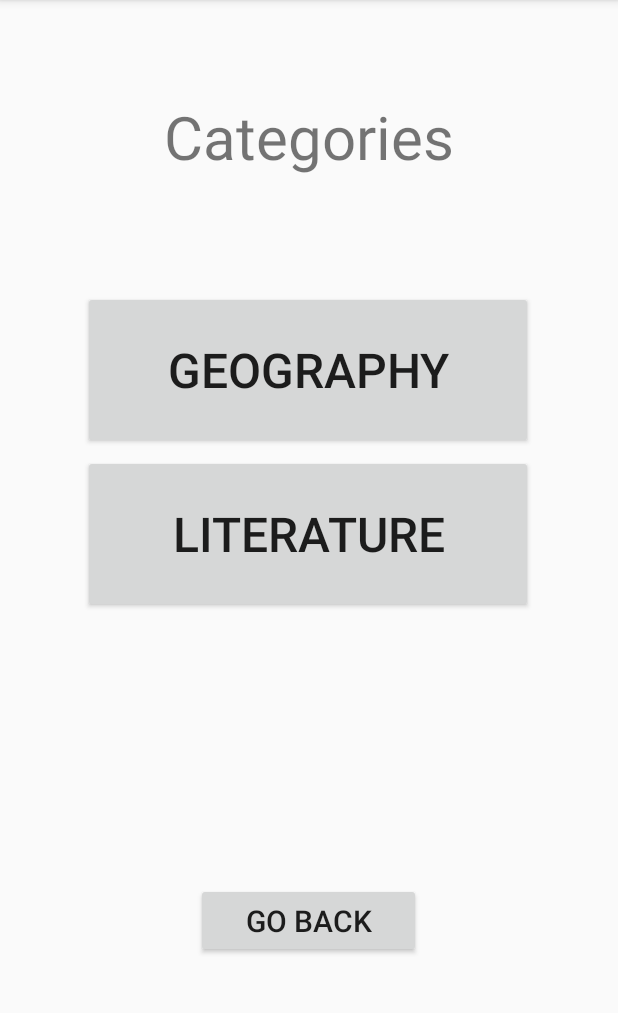
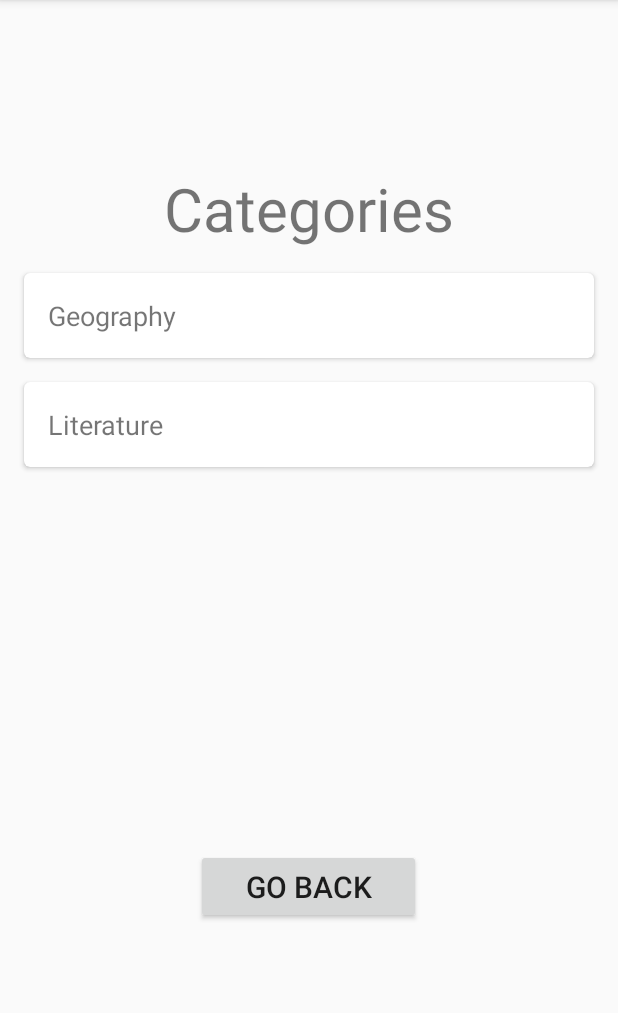
Before and after one commit to Dinomyt/TriviaQuest, an Android app: the CategoryActivity screen opened directly, with no data from a screen before it, on a phone screen of 412 x 824 dp, the part 84-1097 px from its top. Run offline under Robolectric (Android 15) with nearby library versions, the phone set to English and light mode, and no system bars; our stand-ins replace Room's generated code.

Commit message:
created CategoryAdapter and updated xml and activity files to display categories in-app

```diff
--- a/app/src/main/java/com/example/triviaquest/CategoryActivity.java
+++ b/app/src/main/java/com/example/triviaquest/CategoryActivity.java
@@ -13,16 +13,25 @@ import androidx.appcompat.app.AppCompatActivity;
 import androidx.recyclerview.widget.LinearLayoutManager;
 
 import com.example.triviaquest.database.TriviaQuestDatabase;
+import com.example.triviaquest.database.TriviaQuestionsRepository;
+import com.example.triviaquest.database.entities.Category;
+import com.example.triviaquest.databinding.CategoryActivityBinding;
+import com.example.triviaquest.viewHolders.CategoryAdapter;
+
+import java.util.ArrayList;
 
 public class CategoryActivity extends AppCompatActivity {
+    private CategoryAdapter adapter;
+    private CategoryActivityBinding binding;
 
     @Override
-    protected void onCreate(Bundle savedInstanceState){
+    protected void onCreate(Bundle savedInstanceState) {
         super.onCreate(savedInstanceState);
-        setContentView(R.layout.category_activity);
+        binding = CategoryActivityBinding.inflate(getLayoutInflater());
+        setContentView(binding.getRoot());
 
-        Button goBackButton = findViewById(R.id.backButtonTextView);
-        goBackButton.setOnClickListener(new View.OnClickListener() {
+
+        binding.backButtonTextView.setOnClickListener(new View.OnClickListener() {
             @Override
             public void onClick(View v) {
                 Intent intent = new Intent(CategoryActivity.this, DashboardActivity.class);
@@ -30,11 +39,25 @@ public class CategoryActivity extends AppCompatActivity {
                 startActivity(intent);
             }
         });
-
-        adapter = new CategoryAdapter(new ArrayList<>());
+        adapter = new CategoryAdapter(new ArrayList<>(), new CategoryAdapter.onCategoryClickListener() {
+            @Override
+            public void onCategoryClick(Category categories) {
+                Intent intent = new Intent(CategoryActivity.this, MainActivity.class);
+                intent.putExtra("categoryId", categories.getCategoryId());
+                startActivity(intent);
+            }
+        });
         binding.categoryRecyclerView.setAdapter(adapter);
         binding.categoryRecyclerView.setLayoutManager(new LinearLayoutManager(this));
-    }
+
+        TriviaQuestionsRepository repository =
+                TriviaQuestionsRepository.getRepository(getApplication());
+        assert repository != null;
+        repository.getAllCategories().observe(this, categories ->
+                adapter.updateList(categories));
+        };
+
+
 
     @Override
     public boolean onCreateOptionsMenu(Menu menu) {
--- /dev/null
+++ b/app/src/main/java/com/example/triviaquest/viewHolders/CategoryAdapter.java
@@ -0,0 +1,71 @@
+package com.example.triviaquest.viewHolders;
+
+import android.annotation.SuppressLint;
+import android.view.LayoutInflater;
+import android.view.View;
+import android.view.ViewGroup;
+import android.widget.ImageView;
+import android.widget.TextView;
+
+import androidx.annotation.NonNull;
+import androidx.recyclerview.widget.RecyclerView;
+
+import com.example.triviaquest.R;
+import com.example.triviaquest.database.entities.Category;
+
+import java.util.List;
+
+public class CategoryAdapter extends RecyclerView.Adapter<CategoryAdapter.CategoryViewHolder> {
+
+    private List<Category> categoryList;
+
+    public CategoryAdapter(List<Category> categoryList, onCategoryClickListener listener) {
+        this.categoryList = categoryList;
+    }
+
+
+    @NonNull
+    @Override
+    public CategoryViewHolder onCreateViewHolder(@NonNull ViewGroup parent, int viewType) {
+        View row = LayoutInflater.from(parent.getContext()).inflate(R.layout.category_item, parent, false);
+        return new CategoryViewHolder(row);
+    }
+
+    @Override
+    public void onBindViewHolder(CategoryViewHolder holder, int position) {
+        // Bind data to your ViewHolder
+        Category category = categoryList.get(position);
+        holder.bind(category);
+    }
+
+    @Override
+    public int getItemCount() {
+        // Return the size of your data set
+        return categoryList.size();
+    }
+
+    @SuppressLint("NotifyDataSetChanged")
+    public void updateList(List<Category> categories) {
+        this.categoryList = categories;
+        notifyDataSetChanged();
+    }
+
+    static class CategoryViewHolder extends RecyclerView.ViewHolder {
+
+        TextView categoryNameTextView;
+
+        public CategoryViewHolder(View itemView) {
+            super(itemView);
+            categoryNameTextView = itemView.findViewById(R.id.categoryNameTextView);
+        }
+
+        public void bind(Category category) {
+            categoryNameTextView.setText(category.getName());
+
+        }
+    }
+
+    public interface onCategoryClickListener {
+        void onCategoryClick(Category category);
+    }
+}
--- a/app/src/main/res/layout/category_activity.xml
+++ b/app/src/main/res/layout/category_activity.xml
@@ -10,50 +10,34 @@
         android:layout_height="150dp"
         android:layout_margin="16dp"
         android:layout_marginBottom="24dp"
-        android:gravity="center"
+        android:gravity="bottom|center"
         android:text="@string/categories"
         android:textSize="40sp"
         app:layout_constraintStart_toStartOf="parent"
         app:layout_constraintEnd_toEndOf="parent"
         app:layout_constraintTop_toTopOf="parent" />
 
-    <Button
-        android:id="@+id/categoryButtonA"
-        android:layout_width="300dp"
-        android:layout_height="105dp"
-        android:layout_marginTop="28dp"
-        android:gravity="center"
-        android:text="@string/geography"
-        android:textSize="32sp"
-        app:layout_constraintEnd_toEndOf="parent"
-        app:layout_constraintHorizontal_bias="0.495"
+    <androidx.recyclerview.widget.RecyclerView
+        android:id="@+id/categoryRecyclerView"
+        android:layout_width="0dp"
+        android:layout_height="0dp"
+        android:padding="8dp"
+        app:layout_constraintTop_toBottomOf="@id/categoryTitleTextView"
+        app:layout_constraintBottom_toBottomOf="parent"
         app:layout_constraintStart_toStartOf="parent"
-        app:layout_constraintTop_toBottomOf="@+id/categoryTitleTextView" />
-
-    <Button
-        android:id="@+id/categoryButtonB"
-        android:layout_width="300dp"
-        android:layout_height="105dp"
-        android:layout_marginTop="4dp"
-        android:gravity="center"
-        android:text="@string/literature"
-        android:textSize="32sp"
-        app:layout_constraintEnd_toEndOf="parent"
-        app:layout_constraintHorizontal_bias="0.495"
-        app:layout_constraintStart_toStartOf="parent"
-        app:layout_constraintTop_toBottomOf="@+id/categoryButtonA" />
+        app:layout_constraintEnd_toEndOf="parent"/>
 
     <Button
         android:id="@+id/backButtonTextView"
         android:layout_width="150dp"
         android:layout_height="50dp"
-        android:layout_marginTop="180dp"
+        android:layout_marginTop="400dp"
         android:gravity="center"
         android:text="@string/go_back"
         android:textSize="20sp"
         app:layout_constraintEnd_toEndOf="parent"
         app:layout_constraintHorizontal_bias="0.498"
         app:layout_constraintStart_toStartOf="parent"
-        app:layout_constraintTop_toBottomOf="@+id/categoryButtonB" />
+        app:layout_constraintTop_toBottomOf="@+id/categoryTitleTextView" />
 
 </androidx.constraintlayout.widget.ConstraintLayout>
```
